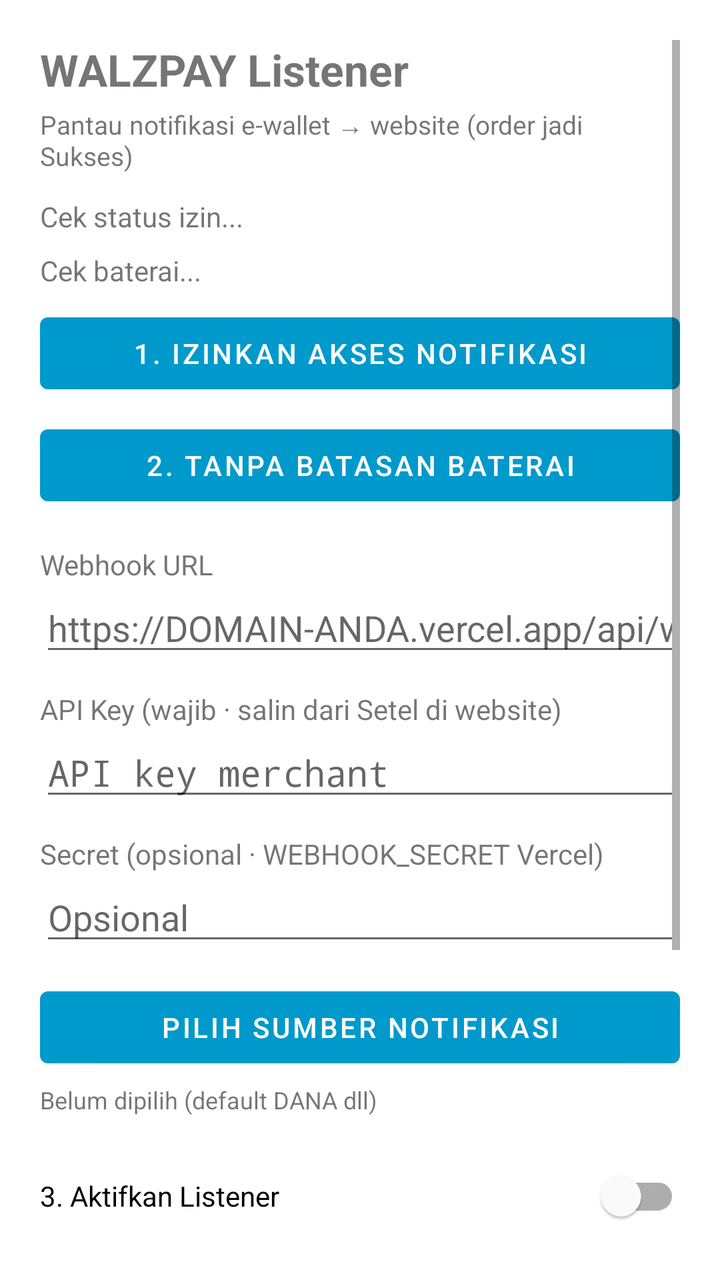
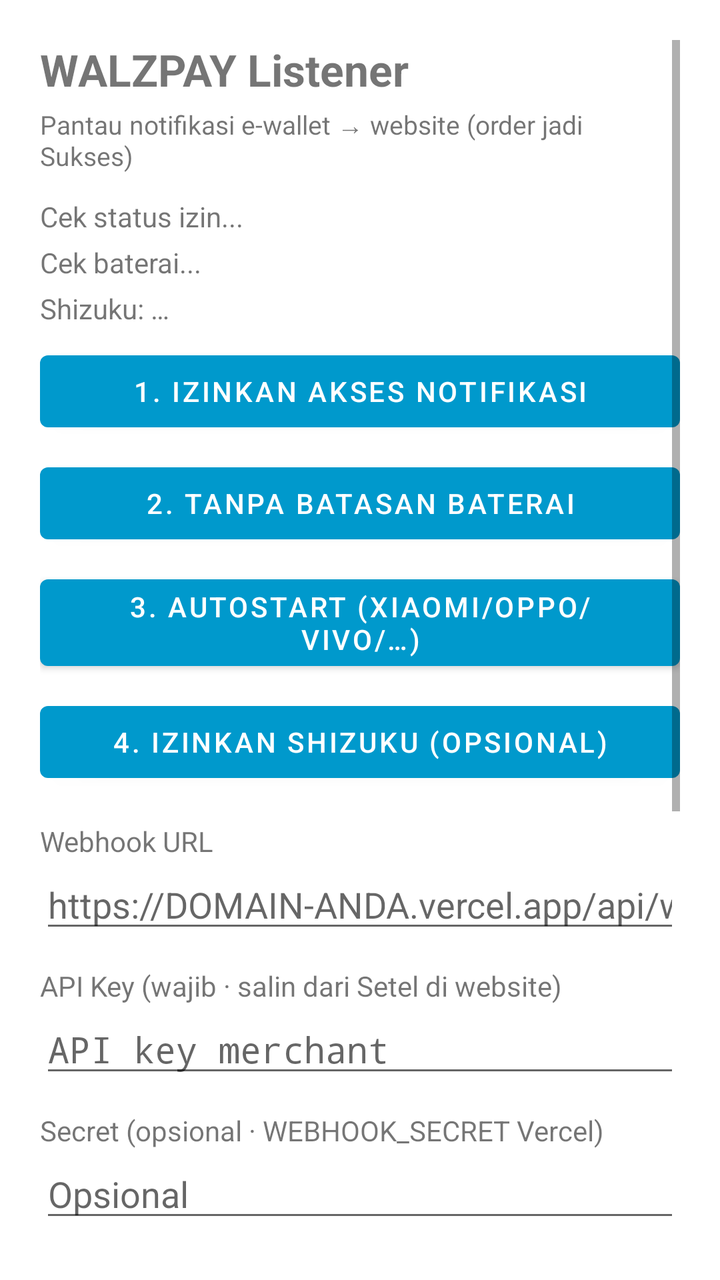

Screens rendered from an Android XML layout before and after an edit, with the pre-edit source and the edit as a unified diff.
<!-- AndroidManifest.xml: application theme Theme.WalzpayListener -->
<!-- res/layout/activity_main.xml -->
<?xml version="1.0" encoding="utf-8"?>
<ScrollView xmlns:android="http://schemas.android.com/apk/res/android"
    android:layout_width="match_parent"
    android:layout_height="match_parent"
    android:padding="20dp">

    <LinearLayout
        android:layout_width="match_parent"
        android:layout_height="wrap_content"
        android:orientation="vertical">

        <TextView
            android:layout_width="match_parent"
            android:layout_height="wrap_content"
            android:text="WALZPAY Listener"
            android:textSize="22sp"
            android:textStyle="bold"
            android:paddingBottom="4dp" />

        <TextView
            android:layout_width="match_parent"
            android:layout_height="wrap_content"
            android:text="Pantau notifikasi e-wallet → website (order jadi Sukses)"
            android:textSize="13sp"
            android:paddingBottom="12dp" />

        <TextView
            android:id="@+id/tvPermissionStatus"
            android:layout_width="match_parent"
            android:layout_height="wrap_content"
            android:text="Cek status izin..."
            android:paddingBottom="8dp" />

        <TextView
            android:id="@+id/tvBatteryStatus"
            android:layout_width="match_parent"
            android:layout_height="wrap_content"
            android:text="Cek baterai..."
            android:paddingBottom="8dp" />

        <Button
            android:id="@+id/btnOpenNotificationAccess"
            android:layout_width="match_parent"
            android:layout_height="wrap_content"
            android:text="1. Izinkan akses notifikasi" />

        <Button
            android:id="@+id/btnBattery"
            android:layout_width="match_parent"
            android:layout_height="wrap_content"
            android:text="2. Tanpa batasan baterai"
            android:layout_marginTop="8dp" />

        <TextView
            android:layout_width="match_parent"
            android:layout_height="wrap_content"
            android:text="Webhook URL"
            android:paddingTop="16dp" />

        <EditText
            android:id="@+id/etWebhookUrl"
            android:layout_width="match_parent"
            android:layout_height="wrap_content"
            android:hint="https://DOMAIN-ANDA.vercel.app/api/webhook"
            android:inputType="textUri" />

        <TextView
            android:layout_width="match_parent"
            android:layout_height="wrap_content"
            android:text="API Key (wajib · salin dari Setel di website)"
            android:paddingTop="12dp" />

        <EditText
            android:id="@+id/etApiKey"
            android:layout_width="match_parent"
            android:layout_height="wrap_content"
            android:hint="API key merchant"
            android:inputType="textPassword"
            android:fontFamily="monospace" />

        <TextView
            android:layout_width="match_parent"
            android:layout_height="wrap_content"
            android:text="Secret (opsional · WEBHOOK_SECRET Vercel)"
            android:paddingTop="12dp" />

        <EditText
            android:id="@+id/etSecret"
            android:layout_width="match_parent"
            android:layout_height="wrap_content"
            android:hint="Opsional"
            android:inputType="textPassword" />

        <Button
            android:id="@+id/btnPickPackages"
            android:layout_width="match_parent"
            android:layout_height="wrap_content"
            android:text="Pilih sumber notifikasi"
            android:layout_marginTop="12dp" />

        <TextView
            android:id="@+id/tvSelectedPackages"
            android:layout_width="match_parent"
            android:layout_height="wrap_content"
            android:text="Belum dipilih (default DANA dll)"
            android:textSize="12sp"
            android:paddingTop="4dp"
            android:paddingBottom="8dp" />

        <com.google.android.material.switchmaterial.SwitchMaterial
            android:id="@+id/switchEnabled"
            android:layout_width="match_parent"
            android:layout_height="wrap_content"
            android:text="3. Aktifkan Listener"
            android:paddingTop="16dp" />

        <Button
            android:id="@+id/btnSave"
            android:layout_width="match_parent"
            android:layout_height="wrap_content"
            android:text="Simpan pengaturan"
            android:layout_marginTop="12dp" />

        <Button
            android:id="@+id/btnClearLogs"
            android:layout_width="match_parent"
            android:layout_height="wrap_content"
            android:text="Bersihkan log"
            android:layout_marginTop="8dp" />

        <TextView
            android:layout_width="match_parent"
            android:layout_height="wrap_content"
            android:paddingTop="20dp"
            android:text="Log lokal"
            android:textStyle="bold" />

        <TextView
            android:id="@+id/tvLogs"
            android:layout_width="match_parent"
            android:layout_height="wrap_content"
            android:paddingTop="8dp"
            android:textSize="12sp"
            android:fontFamily="monospace"
            android:text="Belum ada log" />

        <TextView
            android:layout_width="match_parent"
            android:layout_height="wrap_content"
            android:paddingTop="20dp"
            android:text="OEM (Xiaomi/OPPO/Vivo): aktifkan Autostart. Opsional: Service Keeper pantau com.walzpay.listener"
            android:textSize="12sp" />

    </LinearLayout>
</ScrollView>
<!-- resources referenced by this layout -->
<resources>
  <style name="Theme.WalzpayListener" parent="Theme.MaterialComponents.DayNight.DarkActionBar">
          <item name="colorPrimary">@android:color/holo_blue_dark</item>
          <item name="colorPrimaryVariant">@android:color/holo_blue_dark</item>
          <item name="colorOnPrimary">@android:color/white</item>
      </style>
</resources>

<!-- the commit's change to res/layout/activity_main.xml (unified diff, before → after) -->
@@ -29,13 +29,20 @@
             android:layout_width="match_parent"
             android:layout_height="wrap_content"
             android:text="Cek status izin..."
-            android:paddingBottom="8dp" />
+            android:paddingBottom="4dp" />
 
         <TextView
             android:id="@+id/tvBatteryStatus"
             android:layout_width="match_parent"
             android:layout_height="wrap_content"
             android:text="Cek baterai..."
+            android:paddingBottom="4dp" />
+
+        <TextView
+            android:id="@+id/tvShizukuStatus"
+            android:layout_width="match_parent"
+            android:layout_height="wrap_content"
+            android:text="Shizuku: …"
             android:paddingBottom="8dp" />
 
         <Button
@@ -49,6 +56,20 @@
             android:layout_width="match_parent"
             android:layout_height="wrap_content"
             android:text="2. Tanpa batasan baterai"
+            android:layout_marginTop="8dp" />
+
+        <Button
+            android:id="@+id/btnAutostart"
+            android:layout_width="match_parent"
+            android:layout_height="wrap_content"
+            android:text="3. Autostart (Xiaomi/OPPO/Vivo/…)"
+            android:layout_marginTop="8dp" />
+
+        <Button
+            android:id="@+id/btnShizuku"
+            android:layout_width="match_parent"
+            android:layout_height="wrap_content"
+            android:text="4. Izinkan Shizuku (opsional)"
             android:layout_marginTop="8dp" />
 
         <TextView
@@ -111,7 +132,7 @@
             android:id="@+id/switchEnabled"
             android:layout_width="match_parent"
             android:layout_height="wrap_content"
-            android:text="3. Aktifkan Listener"
+            android:text="5. Aktifkan Listener"
             android:paddingTop="16dp" />
 
         <Button
@@ -148,7 +169,7 @@
             android:layout_width="match_parent"
             android:layout_height="wrap_content"
             android:paddingTop="20dp"
-            android:text="OEM (Xiaomi/OPPO/Vivo): aktifkan Autostart. Opsional: Service Keeper pantau com.walzpay.listener"
+            android:text="Tips: aktifkan Autostart + tanpa optimasi baterai. Shizuku opsional (pasang app Shizuku + start via Wireless debugging)."
             android:textSize="12sp" />
 
     </LinearLayout>
